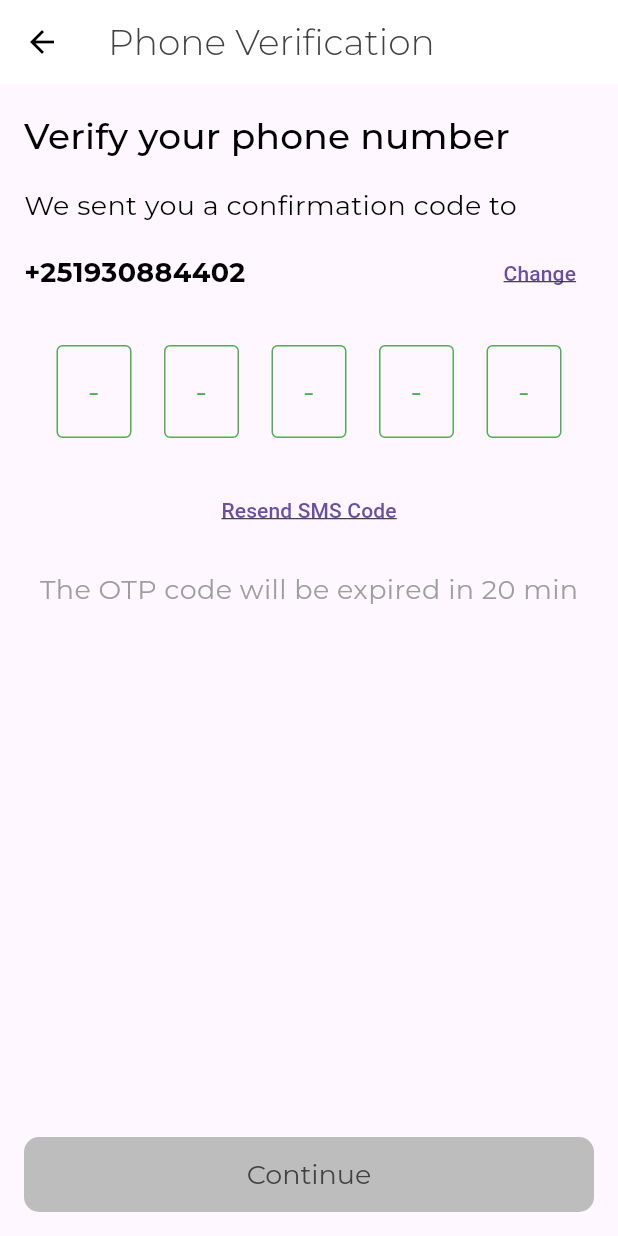
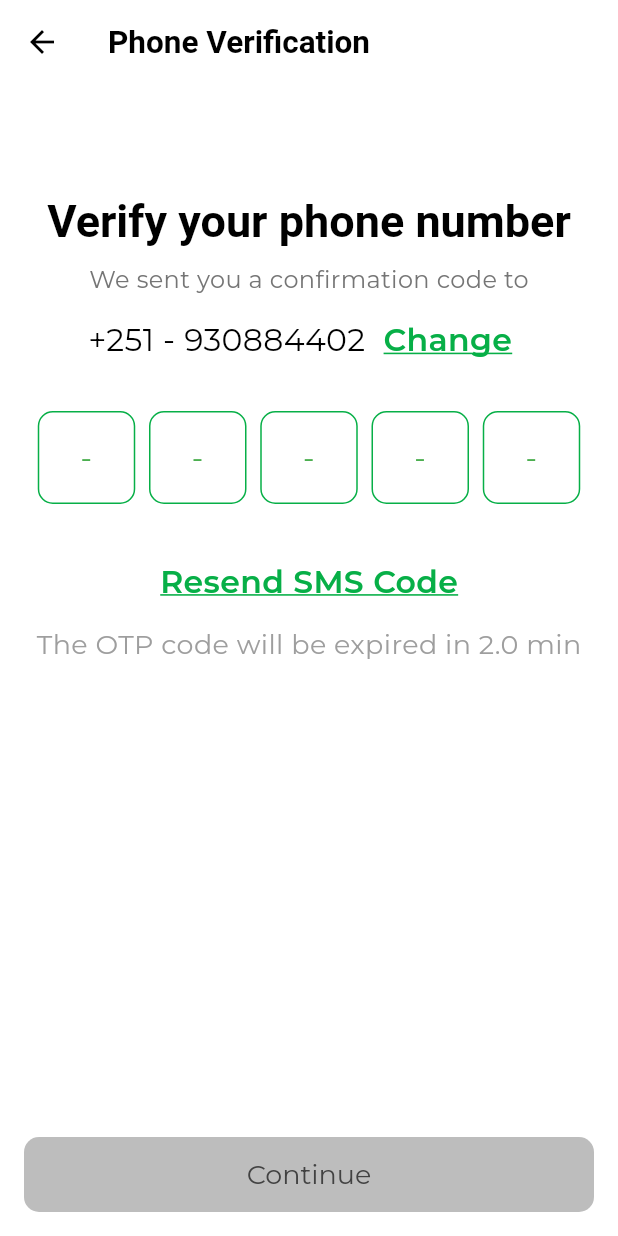
Before and after one commit to Edil-Ayehu/nedaj, a Flutter app: the PhoneVerificationScreen screen opened directly, on a phone screen of 412 x 824 dp. Run offline on Flutter 3.47's test engine with Material 3 defaults, Android fonts, the phone set to English and light mode, and no system bars; our stand-ins replace fancy_shimmer_image, fluentui_system_icons, gap, get, google_fonts, hive and 8 more; missing offline and left inert: qr_code_scanner; accounts and stored records are empty.

Commit message:
phone number verification screen UI modified.

```diff
--- a/lib/auth/screens/phone_verification_screen.dart
+++ b/lib/auth/screens/phone_verification_screen.dart
@@ -1,5 +1,3 @@
-import 'package:flutter/material.dart';
-import 'package:flutter/services.dart';
 import 'package:nedaj/export.dart';
 
 class PhoneVerificationScreen extends StatefulWidget {
@@ -48,35 +46,68 @@ class _PhoneVerificationScreenState extends State<PhoneVerificationScreen> {
   @override
   Widget build(BuildContext context) {
     return Scaffold(
-      appBar: AppBar(title: Text('Phone Verification')),
+      backgroundColor: Colors.white,
+      appBar: AppBar(
+        title: Text(
+          'Phone Verification',
+          style: Theme.of(context).textTheme.headlineMedium!.copyWith(
+                color: Colors.black,
+                fontWeight: FontWeight.w600,
+                fontSize: 21,
+              ),
+        ),
+      ),
       body: SafeArea(
         child: SingleChildScrollView(
           child: Padding(
             padding: const EdgeInsets.all(16.0),
             child: Column(
-              crossAxisAlignment: CrossAxisAlignment.start,
+              crossAxisAlignment: CrossAxisAlignment.center,
               children: [
+                Gap(56),
                 Text(
                   'Verify your phone number',
-                  style: Theme.of(context).textTheme.titleMedium,
+                  style: Theme.of(context).textTheme.headlineMedium!.copyWith(
+                        color: Colors.black,
+                        fontWeight: FontWeight.w600,
+                        fontSize: 30,
+                      ),
                 ),
-                SizedBox(height: 16),
-                Text('We sent you a confirmation code to'),
-                SizedBox(height: 8),
+                Gap(8),
+                Text(
+                  'We sent you a confirmation code to',
+                  style: Theme.of(context).textTheme.bodyMedium!.copyWith(
+                        color: Colors.grey.shade600,
+                        fontWeight: FontWeight.w400,
+                        fontSize: 16,
+                      ),
+                ),
+                SizedBox(height: 4),
                 Row(
+                  mainAxisAlignment: MainAxisAlignment.center,
                   children: [
                     Text(
-                      widget.phoneNumber,
-                      style: TextStyle(fontWeight: FontWeight.bold),
+                      '+251 - ${widget.phoneNumber}',
+                      style: Theme.of(context).textTheme.bodyMedium!.copyWith(
+                            color: Colors.black,
+                            fontWeight: FontWeight.w400,
+                            fontSize: 21,
+                          ),
                     ),
-                    Spacer(),
                     TextButton(
                       onPressed: () {
                         // Handle change phone number
                       },
                       child: Text(
                         'Change',
-                        style: TextStyle(decoration: TextDecoration.underline),
+                        style: Theme.of(context).textTheme.bodyMedium!.copyWith(
+                              color: Constants.primaryColor,
+                              fontWeight: FontWeight.w600,
+                              fontSize: 21,
+                              decoration: TextDecoration.underline,
+                              decorationStyle: TextDecorationStyle.solid,
+                              decorationColor: Constants.primaryColor,
+                            ),
                       ),
                     ),
                   ],
@@ -87,12 +118,13 @@ class _PhoneVerificationScreenState extends State<PhoneVerificationScreen> {
                   children: List.generate(
                     5,
                     (index) => SizedBox(
-                      width: 50,
+                      width: 65,
+                      height: 65,
                       child: TextField(
                         controller: _controllers[index],
                         focusNode: _focusNodes[index],
                         textAlign: TextAlign.center,
-                        keyboardType: TextInputType.number,
+                        keyboardType: TextInputType.phone,
                         inputFormatters: [
                           FilteringTextInputFormatter.digitsOnly,
                           LengthLimitingTextInputFormatter(1),
@@ -101,11 +133,14 @@ class _PhoneVerificationScreenState extends State<PhoneVerificationScreen> {
                           hintText: '-',
                           hintStyle: TextStyle(color: Colors.green),
                           enabledBorder: OutlineInputBorder(
-                            borderSide: BorderSide(color: Colors.green),
+                            borderSide: BorderSide(
+                                color: Constants.primaryColor, width: 1),
+                            borderRadius: BorderRadius.circular(10),
                           ),
                           focusedBorder: OutlineInputBorder(
-                            borderSide:
-                                BorderSide(color: Colors.green, width: 2),
+                            borderSide: BorderSide(
+                                color: Constants.primaryColor, width: 2),
+                            borderRadius: BorderRadius.circular(10),
                           ),
                         ),
                         onChanged: (value) {
@@ -126,14 +161,21 @@ class _PhoneVerificationScreenState extends State<PhoneVerificationScreen> {
                     },
                     child: Text(
                       'Resend SMS Code',
-                      style: TextStyle(decoration: TextDecoration.underline),
+                      style: Theme.of(context).textTheme.bodyMedium!.copyWith(
+                            color: Constants.primaryColor,
+                            fontWeight: FontWeight.w600,
+                            fontSize: 21,
+                            decoration: TextDecoration.underline,
+                            decorationStyle: TextDecorationStyle.solid,
+                            decorationColor: Constants.primaryColor,
+                          ),
                     ),
                   ),
                 ),
-                SizedBox(height: 16),
+                SizedBox(height: 6),
                 Center(
                   child: Text(
-                    'The OTP code will be expired in 20 min',
+                    'The OTP code will be expired in 2.0 min',
                     style: TextStyle(color: Colors.grey),
                   ),
                 ),
--- a/lib/auth/screens/terms_and_conditions_with_agree_button.dart
+++ b/lib/auth/screens/terms_and_conditions_with_agree_button.dart
@@ -124,7 +124,7 @@ class _TermsAndConditionsWithAgreeButtonState
               ),
             ),
             onPressed: () {
-              Get.to(() => PhoneVerificationScreen(phoneNumber: '+251930884402'));
+              Get.to(() => PhoneVerificationScreen(phoneNumber: '930884402'));
             },
             child: Text('Agree'),
           ),
```
